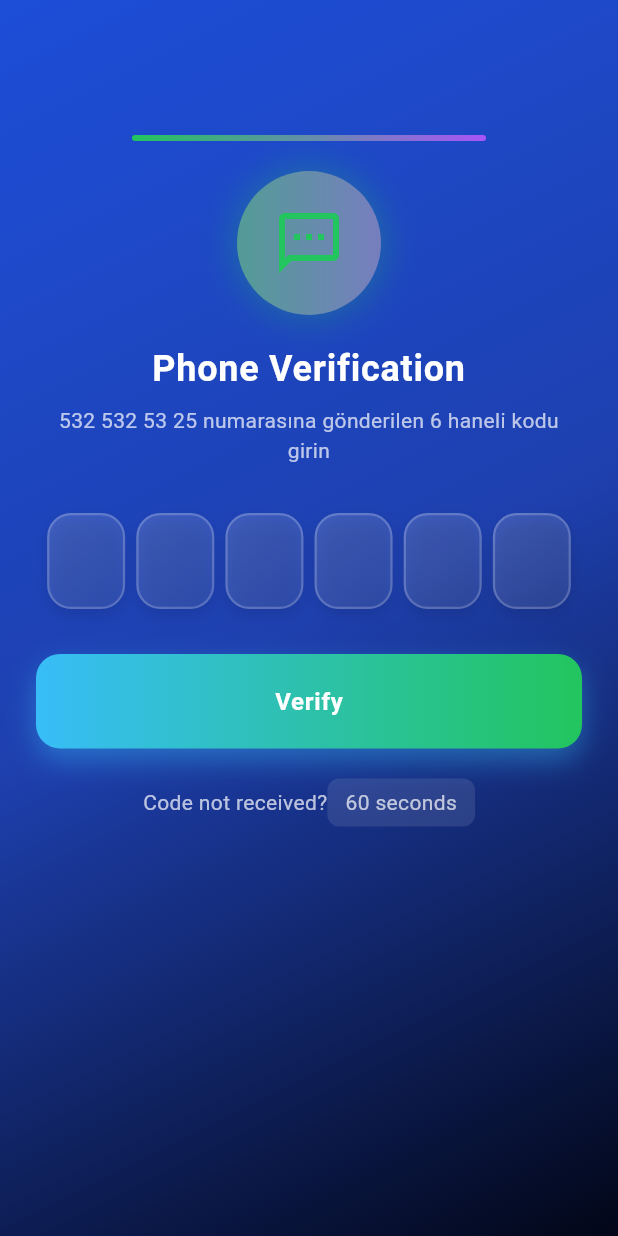
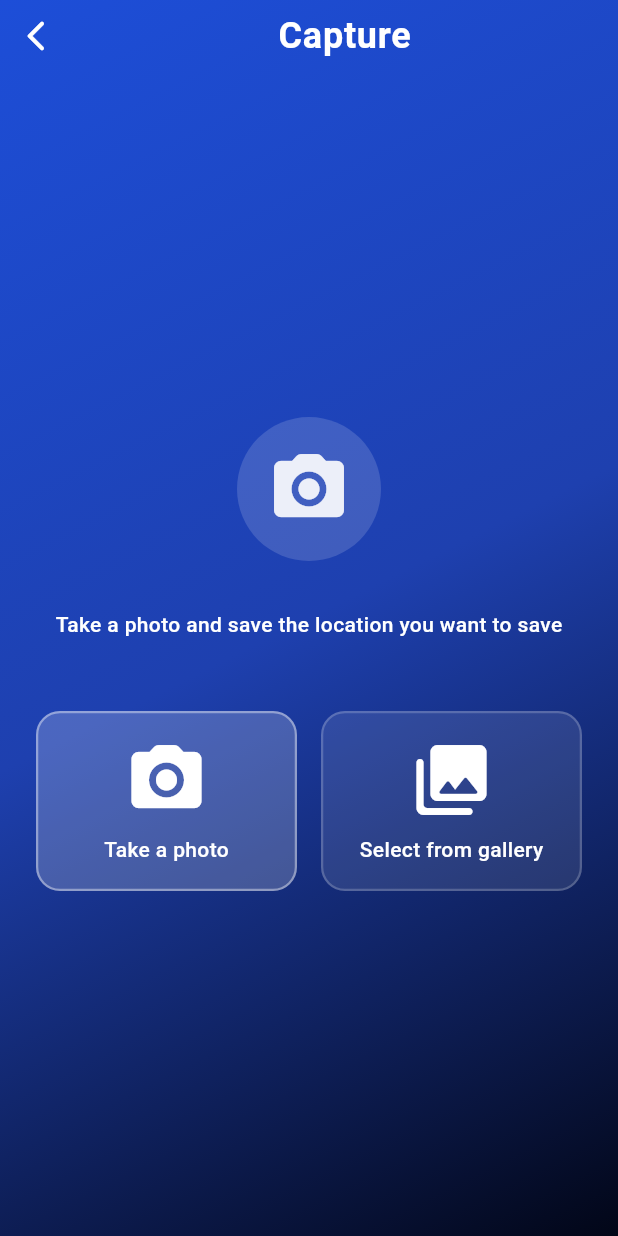
Before and after one commit to ipek-ozsasilar/Flutter_Smart_Exploration_Notes_App, a Flutter app: the screen it shows after launch, on a phone screen of 412 x 824 dp. Run offline on Flutter 3.47's test engine with Material 3 defaults, Android fonts, the phone set to English and light mode, and no system bars; our stand-ins replace envied, get_it, google_maps_flutter, image_picker, responsive_framework; missing offline and left inert: cubixd.

Commit message:
Add Capture Feature with Camera Functionality and UI Components
- Introduced `CaptureView` for capturing images with camera and gallery options.
- Created `CameraPlaceholderWidget` and `CapturePreviewWidget` for image selection and preview.
- Added `CameraActionButton` for initiating camera and gallery actions.
- Implemented `CameraProcess` service for handling image capture logic.
- Updated app strings and constants for new capture-related features.
- Enhanced UI with new icons and consistent styling for better user experience.

```diff
--- a/lib/core/constants/app_icons.dart
+++ b/lib/core/constants/app_icons.dart
@@ -9,6 +9,8 @@ class AppIcons {
   IconData label = Icons.label_rounded;
   IconData notificationsRounded = Icons.notifications_rounded;
   IconData capture = Icons.photo_camera_rounded;
+  IconData gallery = Icons.photo_library_rounded;
+  IconData camera = Icons.photo_camera_rounded;
   IconData labels = Icons.tag_rounded;
   IconData notify = Icons.notifications_active_rounded;
   IconData arrowBack = Icons.arrow_back_ios_new_rounded;
--- a/lib/core/constants/app_paddings.dart
+++ b/lib/core/constants/app_paddings.dart
@@ -94,4 +94,6 @@ class AppPaddings {
   static const EdgeInsets categoryCardArrowSpacing = EdgeInsets.only(top: 8);
   static const EdgeInsets notificationsViewPadding = EdgeInsets.only(top: 24);
   static const EdgeInsets notificationCardPadding = EdgeInsets.only(top: 4, bottom: 8);
+  static const EdgeInsets cameraPlaceholderPadding = EdgeInsets.only(top: 32, bottom: 48);
+  static const EdgeInsets right8Padding = EdgeInsets.only(right: 8);
 }
--- a/lib/core/enums/app_sizes_enum.dart
+++ b/lib/core/enums/app_sizes_enum.dart
@@ -26,7 +26,8 @@ enum AppSizesRadius {
   card(32),
   button(16),
   cube(20),
-  chip(8);
+  chip(8),
+  cameraPlaceholderIconSize(96);
 
   final double value;
   const AppSizesRadius(this.value);
@@ -36,6 +37,7 @@ enum AppSizesIcon {
   homeAnimationCenterIconSize(28),
   splashCubixAnimationIcon(40),
   loginDoorIconSize(48),
+  cameraPlaceholderIconSize(56),
   inputTextFormIconSize(20),
   flagIconSize(18),
   homeBottomCardFlagIconSize(30),
--- a/lib/core/enums/app_strings_enum.dart
+++ b/lib/core/enums/app_strings_enum.dart
@@ -1,7 +1,7 @@
 enum AppStringsEnum {
   smartExplorationNotes('Smart Exploration Notes'),
-  forgotPasswordTitle('Şifre Resetleme Kolaylaştı'),
-  forgotPasswordDescription('Mail kutuna güvenli bağlantı gelecek'),
+  forgotPasswordTitle('Password Reset Made Easy'),
+  forgotPasswordDescription('Secure link will be sent to your email'),
   email('Email'),
   password('Password'),
   welcome('Welcome'),
@@ -12,6 +12,9 @@ enum AppStringsEnum {
   discoveriesListViewTitle('Discoveries List View Title'),
   phoneVerificationCodeNotReceived('Code not received?'),
   verify('Verify'),
+  googleLogin('Google Login'),
+  retakePhoto('Retake Photo'),
+  savePhoto('Save Photo'),
   discoveriesListViewDescription(
     'View your discoveries grouped by tags as cards.',
   ),
@@ -67,17 +70,26 @@ enum AppStringsEnum {
   notify('Notify'),
   ai('AI'),
   notes('Notes'),
-  notifications('Bildirimler'),
-  noNotifications('Şu an bildirim yok'),
-  capturePhoto('Resim Çek'),
-  takePhotoToSaveLocation('Yer kaydetmek için resim çekin'),
+  notifications('Notifications'),
+  noNotifications('No notifications'),
+  capturePhoto('Take a photo'),
+  takePhotoToSaveLocation('Take a photo to save the location'),
   capturePhotoDescription(
-    'Fotoğraf çekin ve kaydetmek istediğiniz konumu kaydedin',
+    'Take a photo and save the location you want to save',
   ),
-  takePhoto('Fotoğraf Çek'),
-  selectFromGallery('Galeriden Seç');
+  takePhoto('Take a photo'),
+  selectFromGallery('Select from gallery');
 
   final String value;
 
   const AppStringsEnum(this.value);
 }
+
+enum AppErrorStringsEnum {
+  cameraError('error while capturing image'),
+  galleryError('error while selecting image from gallery');
+
+  final String value;
+
+  const AppErrorStringsEnum(this.value);
+}
--- a/lib/core/presentation/widgets/icon_widget.dart
+++ b/lib/core/presentation/widgets/icon_widget.dart
@@ -1,9 +1,19 @@
 import 'package:flutter/material.dart';
 
-Widget IconWidget({
-  required IconData icon,
-  required Color color,
-  required double size,
-}) {
-  return Icon(icon, color: color, size: size);
+class IconWidget extends StatelessWidget {
+  const IconWidget({
+    super.key,
+    required this.icon,
+    required this.color,
+    required this.size,
+  });
+
+  final IconData icon;
+  final Color color;
+  final double size;
+
+  @override
+  Widget build(BuildContext context) {
+    return Icon(icon, color: color, size: size);
+  }
 }
--- a/lib/features/auth/presentation/pages/login_view.dart
+++ b/lib/features/auth/presentation/pages/login_view.dart
@@ -109,7 +109,7 @@ class _LoginViewState extends State<LoginView> {
                   //google login button
                   Padding(
                     padding: const EdgeInsets.only(top: 20, bottom: 10),
-                    child: GeneralOutlinedIconButton(),
+                    child: GeneralOutlinedIconButton(text: AppStringsEnum.googleLogin.value),
                   ),
 
                   //do you have an account text and register text button
--- /dev/null
+++ b/lib/features/discoveries/presentation/pages/capture_view.dart
@@ -0,0 +1,51 @@
+import 'dart:io';
+import 'package:flutter/material.dart';
+import 'package:smart_exploration_notes/core/presentation/widgets/gradient_background.dart';
+import 'package:smart_exploration_notes/features/discoveries/presentation/widgets/camera_place_holder_widget.dart';
+import 'package:smart_exploration_notes/features/discoveries/presentation/widgets/capture_button_widget.dart';
+import 'package:smart_exploration_notes/core/enums/app_strings_enum.dart';
+import 'package:smart_exploration_notes/features/discoveries/presentation/widgets/icon_and_title_top_bar.dart.dart';
+
+/// Resim çekme ekranı
+class CaptureView extends StatefulWidget {
+  const CaptureView({super.key});
+
+  @override
+  State<CaptureView> createState() => _CaptureViewState();
+}
+
+class _CaptureViewState extends State<CaptureView> {
+  /// Çekilen resim
+  File? _capturedImage;
+
+  @override
+  Widget build(BuildContext context) {
+    final CrossAxisAlignment crossAxisAlignment = CrossAxisAlignment.start;
+    return Scaffold(
+      body: GradientBackground(
+        child: SafeArea(
+          child: Column(
+            crossAxisAlignment: crossAxisAlignment,
+            children: <Widget>[
+              /// Üst bar
+              IconAndTitleTopBarWidget(title: AppStringsEnum.capture.value),
+
+              /// İçerik
+              Expanded(
+                child: _capturedImage == null
+                    ? CameraPlaceholderWidget(
+                        onImagePicked: (File file) {
+                          setState(() {
+                            _capturedImage = file;
+                          });
+                        },
+                      )
+                    : CapturePreviewWidget(capturedImage: _capturedImage!),
+              ),
+            ],
+          ),
+        ),
+      ),
+    );
+  }
+}
--- a/lib/features/discoveries/presentation/pages/map_view.dart
+++ b/lib/features/discoveries/presentation/pages/map_view.dart
@@ -4,8 +4,8 @@ import 'package:smart_exploration_notes/core/presentation/widgets/gradient_backg
 import 'package:smart_exploration_notes/core/constants/app_paddings.dart';
 import 'package:smart_exploration_notes/core/presentation/widgets/general_buttons.dart';
 import 'package:smart_exploration_notes/features/discoveries/presentation/widgets/google_maps_widget.dart';
-import 'package:smart_exploration_notes/features/discoveries/presentation/widgets/maps_notifications_top_bar_widget.dart';
 import 'package:smart_exploration_notes/core/presentation/widgets/bottom_nav_bar.dart';
+import 'package:smart_exploration_notes/features/discoveries/presentation/widgets/icon_and_title_top_bar.dart.dart';
 
 /// Harita ekranı
 class MapView extends StatefulWidget {
@@ -31,7 +31,7 @@ class _MapViewState extends State<MapView> {
               /// Üst bar
               Padding(
                 padding: AppPaddings.orDividerPadding,
-                child: MapsNotificationsTopBarWidget(
+                child: IconAndTitleTopBarWidget(
                   title: AppStringsEnum.map.value,
                 ),
               ),
--- a/lib/features/discoveries/presentation/pages/notifications_view.dart
+++ b/lib/features/discoveries/presentation/pages/notifications_view.dart
@@ -7,12 +7,12 @@ import 'package:smart_exploration_notes/core/enums/app_sizes_enum.dart';
 import 'package:smart_exploration_notes/core/presentation/widgets/general_buttons.dart';
 import 'package:smart_exploration_notes/core/presentation/widgets/icon_widget.dart';
 import 'package:smart_exploration_notes/core/presentation/widgets/text_widget.dart';
-import 'package:smart_exploration_notes/features/discoveries/presentation/widgets/maps_notifications_top_bar_widget.dart';
 import 'package:smart_exploration_notes/features/discoveries/presentation/widgets/notification_card.dart';
 import 'package:smart_exploration_notes/gen/colors.gen.dart';
 import 'package:smart_exploration_notes/core/enums/app_strings_enum.dart';
 import 'package:smart_exploration_notes/core/presentation/widgets/bottom_nav_bar.dart';
 import 'package:smart_exploration_notes/features/discoveries/presentation/pages/capture_view.dart';
+import 'package:smart_exploration_notes/features/discoveries/presentation/widgets/icon_and_title_top_bar.dart.dart';
 
 /// Bildirim modeli (dummy data için)
 class NotificationItem {
@@ -75,9 +75,7 @@ class _NotificationsViewState extends State<NotificationsView> {
             crossAxisAlignment: crossAxisAlignment,
             children: <Widget>[
               /// Üst bar
-              MapsNotificationsTopBarWidget(
-                title: AppStringsEnum.notifications.value,
-              ),
+              IconAndTitleTopBarWidget(title: AppStringsEnum.notifications.value),
 
               /// İçerik - Bildirim Listesi
               Expanded(
--- /dev/null
+++ b/lib/features/discoveries/presentation/widgets/camera_action_button.dart
@@ -0,0 +1,85 @@
+import 'package:flutter/material.dart';
+import 'package:image_picker/image_picker.dart';
+import 'package:smart_exploration_notes/core/constants/app_paddings.dart';
+import 'package:smart_exploration_notes/core/enums/app_sizes_enum.dart';
+import 'package:smart_exploration_notes/core/presentation/widgets/icon_widget.dart';
+import 'package:smart_exploration_notes/gen/colors.gen.dart';
+import 'package:smart_exploration_notes/core/presentation/widgets/text_widget.dart';
+import 'package:smart_exploration_notes/service_locator/camera_service.dart';
+import 'package:smart_exploration_notes/service_locator/service_locator.dart';
+import 'dart:io';
+
+class CameraActionButton extends StatelessWidget {
+  CameraActionButton({
+    super.key,
+    required this.icon,
+    required this.label,
+    required this.isPrimary,
+    required this.source,
+    required this.errorMessage,
+    required this.onPicked,
+  });
+
+  final IconData icon;
+  final String label;
+  final bool isPrimary;
+  final ImageSource source;
+  final String errorMessage;
+  final ValueChanged<File> onPicked;
+  final Color color1 = AppColors.white.withOpacity(0.2);
+  final Color color2 = AppColors.white.withOpacity(0.1);
+  final Color color3 = AppColors.white.withOpacity(0.4);
+  final Color color4 = AppColors.white.withOpacity(0.2);
+  final double borderWidth = 1.5;
+  final MainAxisAlignment mainAxisAlignment = MainAxisAlignment.center;
+  @override
+  Widget build(BuildContext context) {
+    return Expanded(
+      child: Container(
+        height: AppSizesEnum.splashViewCubeInnerSize.value,
+        decoration: BoxDecoration(
+          color: isPrimary ? color1 : color2,
+          borderRadius: BorderRadius.circular(AppSizesRadius.button.value),
+          border: Border.all(
+            color: isPrimary ? color3 : color4,
+            width: borderWidth,
+          ),
+        ),
+        child: Material(
+          color: Colors.transparent,
+          child: InkWell(
+            onTap: () async {
+              try {
+                final XFile? image = await getItInstance<CameraProcess>()
+                    .openCameraAndGallery(source, errorMessage);
+                if (image != null) {
+                  onPicked(File(image.path));
+                }
+              } catch (e) {
+                ScaffoldMessenger.of(context).showSnackBar(
+                  SnackBar(content: BodyMediumText(text: e.toString())),
+                );
+              }
+            },
+            borderRadius: BorderRadius.circular(AppSizesRadius.button.value),
+            child: Column(
+              mainAxisAlignment: mainAxisAlignment,
+              children: <Widget>[
+                IconWidget(
+                  icon: icon,
+                  size: AppSizesIcon.cameraPlaceholderIconSize.value,
+                  color: AppColors.white,
+                ),
+
+                Padding(
+                  padding: AppPaddings.categoryCardArrowSpacing,
+                  child: NormalText(label: label, fontWeight: FontWeight.w500),
+                ),
+              ],
+            ),
+          ),
+        ),
+      ),
+    );
+  }
+}
--- /dev/null
+++ b/lib/features/discoveries/presentation/widgets/camera_place_holder_widget.dart
@@ -0,0 +1,87 @@
+import 'dart:io';
+import 'package:flutter/material.dart';
+import 'package:smart_exploration_notes/core/presentation/widgets/icon_widget.dart';
+import 'package:smart_exploration_notes/core/presentation/widgets/text_widget.dart';
+import 'package:smart_exploration_notes/features/discoveries/presentation/widgets/camera_action_button.dart';
+import 'package:smart_exploration_notes/gen/colors.gen.dart';
+import 'package:smart_exploration_notes/core/constants/app_icons.dart';
+import 'package:image_picker/image_picker.dart';
+import 'package:smart_exploration_notes/core/constants/app_paddings.dart';
+import 'package:smart_exploration_notes/core/enums/app_sizes_enum.dart';
+import 'package:smart_exploration_notes/core/enums/app_strings_enum.dart';
+
+class CameraPlaceholderWidget extends StatefulWidget {
+  const CameraPlaceholderWidget({super.key, required this.onImagePicked});
+
+  /// Üst widget'a seçilen/çekilen resmi iletir
+  final ValueChanged<File> onImagePicked;
+
+  @override
+  State<CameraPlaceholderWidget> createState() =>
+      _CameraPlaceholderWidgetState();
+}
+
+class _CameraPlaceholderWidgetState extends State<CameraPlaceholderWidget> {
+  final MainAxisAlignment mainAxisAlignment = MainAxisAlignment.center;
+  final Color color = AppColors.white.withOpacity(0.9);
+  @override
+  Widget build(BuildContext context) {
+    return Center(
+      child: Padding(
+        padding: AppPaddings.loginViewGeneralPadding,
+        child: Column(
+          mainAxisAlignment: mainAxisAlignment,
+          children: <Widget>[
+            /// Ana ikon
+            Container(
+              width: AppSizesRadius.cameraPlaceholderIconSize.value,
+              height: AppSizesRadius.cameraPlaceholderIconSize.value,
+              decoration: BoxDecoration(
+                color: AppColors.white.withOpacity(0.15),
+                shape: BoxShape.circle,
+              ),
+              child: IconWidget(
+                icon: AppIcons.instance.capture,
+                size: AppSizesIcon.cameraPlaceholderIconSize.value,
+                color: color,
+              ),
+            ),
+
+            /// Açıklama metni
+            Padding(
+              padding: AppPaddings.cameraPlaceholderPadding,
+              child: NormalText(
+                label: AppStringsEnum.capturePhotoDescription.value,
+                fontWeight: FontWeight.w500,
+              ),
+            ),
+
+            /// Butonlar
+            Row(
+              mainAxisAlignment: MainAxisAlignment.spaceEvenly,
+              children: <Widget>[
+                CameraActionButton(
+                  icon: AppIcons.instance.camera,
+                  label: AppStringsEnum.takePhoto.value,
+                  isPrimary: true,
+                  source: ImageSource.camera,
+                  errorMessage: AppErrorStringsEnum.cameraError.value,
+                  onPicked: (File file) => widget.onImagePicked(file),
+                ),
+                const SizedBox(width: 16),
+                CameraActionButton(
+                  icon: AppIcons.instance.gallery,
+                  label: AppStringsEnum.selectFromGallery.value,
+                  isPrimary: false,
+                  source: ImageSource.gallery,
+                  errorMessage: AppErrorStringsEnum.galleryError.value,
+                  onPicked: (File file) => widget.onImagePicked(file),
+                ),
+              ],
+            ),
+          ],
+        ),
+      ),
+    );
+  }
+}
--- a/lib/features/discoveries/presentation/widgets/maps_notifications_top_bar_widget.dart
+++ b/lib/features/discoveries/presentation/widgets/icon_and_title_top_bar.dart.dart
@@ -6,8 +6,8 @@ import 'package:smart_exploration_notes/core/presentation/widgets/general_button
 import 'package:smart_exploration_notes/core/presentation/widgets/text_widget.dart';
 import 'package:smart_exploration_notes/gen/colors.gen.dart';
 
-class MapsNotificationsTopBarWidget extends StatelessWidget {
-  const MapsNotificationsTopBarWidget({super.key, required this.title});
+class IconAndTitleTopBarWidget extends StatelessWidget {
+  const IconAndTitleTopBarWidget({super.key, required this.title});
   final String title;
 
   @override
--- a/lib/gen/colors.gen.dart
+++ b/lib/gen/colors.gen.dart
@@ -53,6 +53,9 @@ class AppColors {
   /// Color: #FB7185
   static const Color indicatorColor = Color(0xFFFB7185);
 
+  /// Color: #FF0000
+  static const Color red = Color(0xFFFF0000);
+
   /// Color: #38BDF8
   static const Color sliderBlue = Color(0xFF38BDF8);
 
--- a/lib/main.dart
+++ b/lib/main.dart
@@ -3,13 +3,12 @@ import 'package:flutter/services.dart';
 import 'package:responsive_framework/responsive_framework.dart';
 import 'package:smart_exploration_notes/features/auth/presentation/pages/forgot_password_view.dart';
 import 'package:smart_exploration_notes/features/auth/presentation/pages/register_view.dart';
+import 'package:smart_exploration_notes/features/discoveries/presentation/pages/capture_view.dart';
 import 'package:smart_exploration_notes/features/discoveries/presentation/pages/home_view.dart';
-import 'service_locator/service_locator.dart';
-import 'features/discoveries/presentation/pages/splash_view.dart';
-import 'features/auth/presentation/pages/login_view.dart';
-import 'features/auth/presentation/pages/phone_verification_view.dart';
-import 'features/discoveries/presentation/pages/discoveries_list_view.dart';
-import 'features/auth/presentation/pages/phone_verification_view.dart';
+import 'package:smart_exploration_notes/features/discoveries/presentation/pages/map_view.dart';
+import 'package:smart_exploration_notes/service_locator/service_locator.dart';
+import 'package:smart_exploration_notes/features/discoveries/presentation/pages/notifications_view.dart';
+
 Future<void> main() async {
   WidgetsFlutterBinding.ensureInitialized();
   await setupServiceLocator();
@@ -51,7 +50,7 @@ class MyApp extends StatelessWidget {
           ],
         );
       },
-      home: const PhoneVerificationView(phoneNumber: '532 532 53 25'),
+      home: const CaptureView(),
     );
   }
 }
--- a/lib/service_locator/service_locator.dart
+++ b/lib/service_locator/service_locator.dart
@@ -1,7 +1,9 @@
 import 'package:get_it/get_it.dart';
+import 'package:smart_exploration_notes/service_locator/camera_service.dart';
 
-final sl = GetIt.instance;
+final getItInstance = GetIt.instance;
 
 Future<void> setupServiceLocator() async {
   // Servislerinizi burada kaydedin
+  getItInstance.registerLazySingleton<CameraProcess>(() => CameraProcess());
 }
```
Also changed, not shown: lib/core/presentation/widgets/general_buttons.dart (+36 -3 lines), lib/features/discoveries/presentation/widgets/capture_button_widget.dart (added, +142 -0 lines), lib/features/discoveries/presentation/widgets/capture_preview_image_widget.dart (added, +37 -0 lines), lib/service_locator/camera_service.dart (added, +28 -0 lines), 1 other file.
